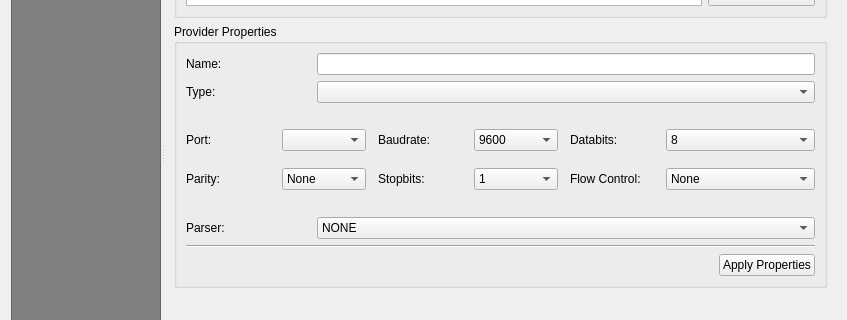
Qt form ui/posiview_properties_base.ui (jrenken/qgis-PosiView) before a commit; both pictures show x 0 to 847 and y 258 to 578 of the 847 by 850 pixel window.
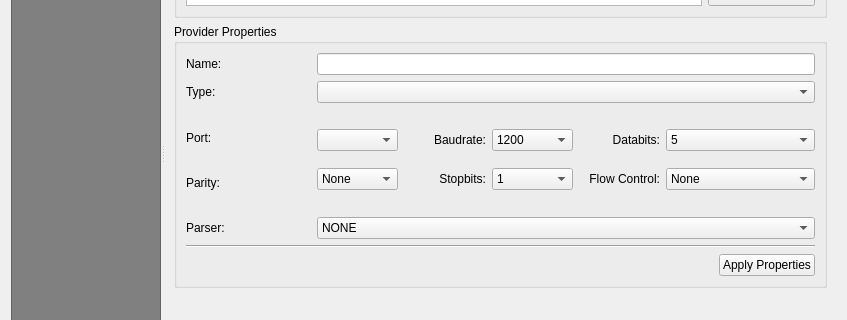
The same form after that commit. The open tabs and pages were chosen to show the change. Icons and pictures are not drawn. Custom widgets are drawn as their Qt base class.

Commit message: serial port implementation: configure port properties widget layout improvements in property dialog

Patch:
```diff
--- a/ui/posiview_properties_base.ui
+++ b/ui/posiview_properties_base.ui
@@ -696,16 +696,20 @@
                      </layout>
                     </widget>
                     <widget class="QWidget" name="pageSerial">
-                     <layout class="QGridLayout" name="gridLayout_5">
+                     <layout class="QGridLayout" name="gridLayout_8" columnstretch="1,2,2">
                       <property name="leftMargin">
                        <number>0</number>
                       </property>
                       <property name="rightMargin">
                        <number>0</number>
                       </property>
-                      <property name="horizontalSpacing">
-                       <number>12</number>
-                      </property>
+                      <item row="1" column="0">
+                       <widget class="QLabel" name="label_30">
+                        <property name="text">
+                         <string>Parity:</string>
+                        </property>
+                       </widget>
+                      </item>
                       <item row="0" column="0">
                        <widget class="QLabel" name="label_27">
                         <property name="text">
@@ -713,20 +717,28 @@
                         </property>
                        </widget>
                       </item>
-                      <item row="0" column="1">
+                      <item row="0" column="1" rowspan="2" colspan="2">
+                       <layout class="QGridLayout" name="gridLayout_5">
+                        <property name="sizeConstraint">
+                         <enum>QLayout::SetMinimumSize</enum>
+                        </property>
+                        <item row="0" column="0">
                        <widget class="QComboBox" name="comboBoxSerialPort"/>
                       </item>
-                      <item row="0" column="2">
+                        <item row="0" column="1">
                        <widget class="QLabel" name="label_28">
                         <property name="text">
                          <string>Baudrate:</string>
                         </property>
-                       </widget>
-                      </item>
-                      <item row="0" column="3">
+                          <property name="alignment">
+                           <set>Qt::AlignRight|Qt::AlignTrailing|Qt::AlignVCenter</set>
+                          </property>
+                         </widget>
+                        </item>
+                        <item row="0" column="2">
                        <widget class="QComboBox" name="comboBoxBaudRate">
                         <property name="currentIndex">
-                         <number>3</number>
+                           <number>0</number>
                         </property>
                         <item>
                          <property name="text">
@@ -770,17 +782,20 @@
                         </item>
                        </widget>
                       </item>
-                      <item row="0" column="4">
+                        <item row="0" column="3">
                        <widget class="QLabel" name="label_29">
                         <property name="text">
                          <string>Databits:</string>
                         </property>
-                       </widget>
-                      </item>
-                      <item row="0" column="5">
+                          <property name="alignment">
+                           <set>Qt::AlignRight|Qt::AlignTrailing|Qt::AlignVCenter</set>
+                          </property>
+                         </widget>
+                        </item>
+                        <item row="0" column="4">
                        <widget class="QComboBox" name="comboBoxDatabits">
                         <property name="currentIndex">
-                         <number>3</number>
+                           <number>0</number>
                         </property>
                         <item>
                          <property name="text">
@@ -805,13 +820,6 @@
                        </widget>
                       </item>
                       <item row="1" column="0">
-                       <widget class="QLabel" name="label_30">
-                        <property name="text">
-                         <string>Parity:</string>
-                        </property>
-                       </widget>
-                      </item>
-                      <item row="1" column="1">
                        <widget class="QComboBox" name="comboBoxParity">
                         <property name="currentIndex">
                          <number>0</number>
@@ -843,14 +851,17 @@
                         </item>
                        </widget>
                       </item>
-                      <item row="1" column="2">
+                        <item row="1" column="1">
                        <widget class="QLabel" name="label_31">
                         <property name="text">
                          <string>Stopbits:</string>
                         </property>
-                       </widget>
-                      </item>
-                      <item row="1" column="3">
+                          <property name="alignment">
+                           <set>Qt::AlignRight|Qt::AlignTrailing|Qt::AlignVCenter</set>
+                          </property>
+                         </widget>
+                        </item>
+                        <item row="1" column="2">
                        <widget class="QComboBox" name="comboBoxStopbits">
                         <item>
                          <property name="text">
@@ -869,14 +880,17 @@
                         </item>
                        </widget>
                       </item>
-                      <item row="1" column="4">
+                        <item row="1" column="3">
                        <widget class="QLabel" name="label_32">
                         <property name="text">
                          <string>Flow Control:</string>
                         </property>
-                       </widget>
-                      </item>
-                      <item row="1" column="5">
+                          <property name="alignment">
+                           <set>Qt::AlignRight|Qt::AlignTrailing|Qt::AlignVCenter</set>
+                          </property>
+                         </widget>
+                        </item>
+                        <item row="1" column="4">
                        <widget class="QComboBox" name="comboBoxFlow">
                         <property name="currentIndex">
                          <number>0</number>
@@ -897,6 +911,8 @@
                          </property>
                         </item>
                        </widget>
+                        </item>
+                       </layout>
                       </item>
                      </layout>
                     </widget>
```
Left out of the diff: 28 changed lines with no effect on the pictures. Lines whose indentation alone changed are shown as unchanged. The commit also changes 3 other files.
